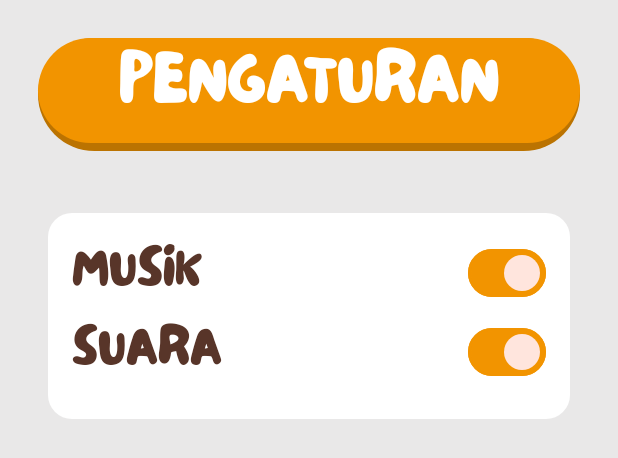
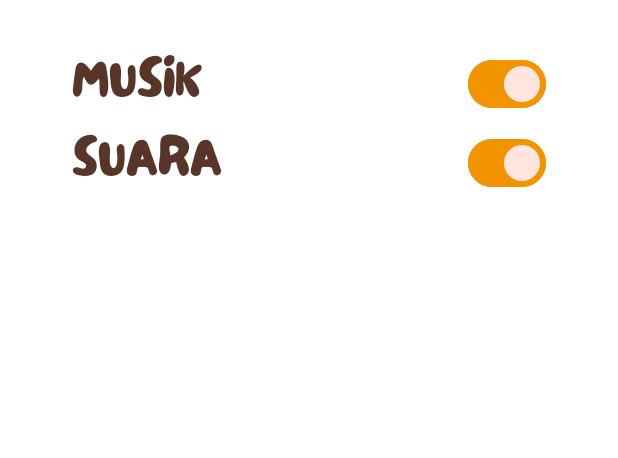
Before and after one commit to C23-PS045/NutriFruity, an Android app built with Jetpack Compose: the @Preview function SettingScreenPreview, on a phone screen of 412 x 824 dp. Shown: the top 458 px of the screen. Run offline under Robolectric (Android 15) with nearby library versions, the phone set to English and light mode, and no system bars.

Commit message:
added fruit item and simply some code

```diff
--- a/NutriFruityApp/app/build.gradle
+++ b/NutriFruityApp/app/build.gradle
@@ -87,7 +87,7 @@ dependencies {
 
     // Retrofit
     implementation 'com.squareup.retrofit2:retrofit:2.9.0'
-    implementation 'com.squareup.retrofit2:converter-moshi:2.9.0'
+    implementation "com.squareup.retrofit2:converter-gson:2.9.0"
     implementation "com.squareup.okhttp3:logging-interceptor:5.0.0-alpha.3"
 
     // Room
--- a/NutriFruityApp/app/src/main/java/com/linggash/nutrifruity/ui/screen/setting/SettingScreen.kt
+++ b/NutriFruityApp/app/src/main/java/com/linggash/nutrifruity/ui/screen/setting/SettingScreen.kt
@@ -35,13 +35,8 @@ fun SettingScreen(
     modifier: Modifier = Modifier
 ) {
     val spacing = SpacingStandard
-    Scaffold(
-        containerColor = GrayBackground,
-        topBar = { TopBar(modifier) }
-    ) { innerPadding ->
     Column(
-            modifier.padding(innerPadding)
-                .padding(horizontal = spacing)
+        modifier.padding(horizontal = spacing)
     ) {
         Card(
             colors = CardDefaults.cardColors(containerColor = Color.White),
@@ -59,34 +54,6 @@ fun SettingScreen(
         }
     }
 }
-}
-
-@Composable
-fun TopBar(
-    modifier: Modifier
-) {
-    Box(
-        modifier = modifier
-            .padding(25.dp)
-    ){
-        CardComponent(
-            borderColor = OrangeSecondary,
-            borderSize = 5.dp,
-            cardColor = OrangePrimary,
-            modifier = modifier.fillMaxWidth(),
-            cardShape = CircleShape
-        ) {
-            Text(
-                text = stringResource(R.string.pengaturan),
-                color = Color.White,
-                fontFamily = PetitCochon,
-                fontSize = 48.sp,
-                textAlign = TextAlign.Center,
-                modifier = modifier.fillMaxWidth()
-            )
-        }
-    }
-}
 
 @Composable
 @Preview(
```
Also changed, not shown: NutriFruityApp/app/src/main/java/com/linggash/nutrifruity/ui/NutriFruityApp.kt (+51 -0 lines), NutriFruityApp/app/src/main/java/com/linggash/nutrifruity/ui/component/FruitItem.kt (added, +70 -0 lines), NutriFruityApp/app/src/main/java/com/linggash/nutrifruity/ui/model/FruitList.kt (added, +44 -0 lines), NutriFruityApp/app/src/main/java/com/linggash/nutrifruity/ui/screen/home/HomeScreen.kt (+0 -34 lines). Lines whose indentation alone changed are shown as unchanged.
